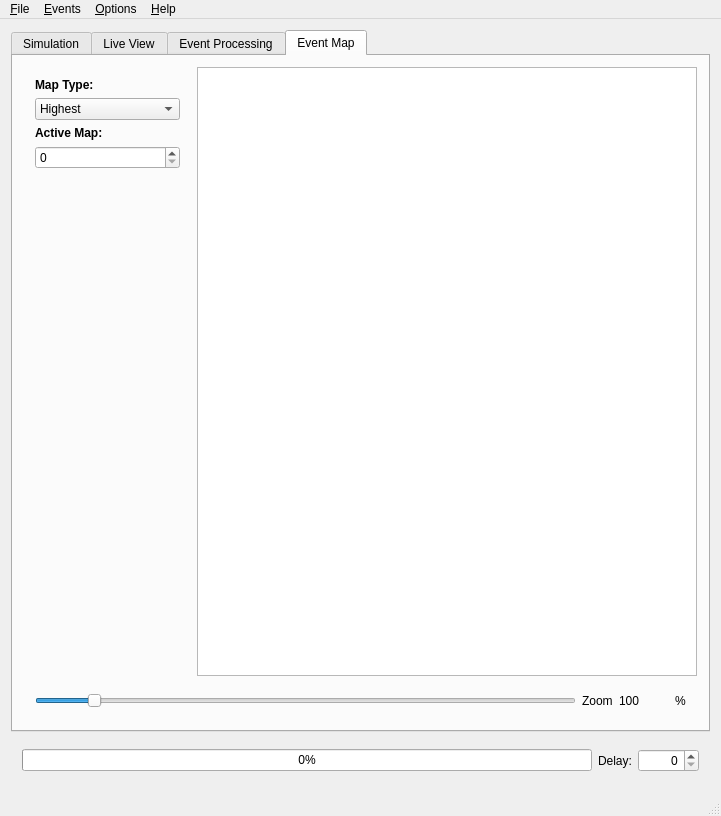
The window that mainwindow.ui (sojoe02/RANA) describes before a commit, drawn with Qt 5.
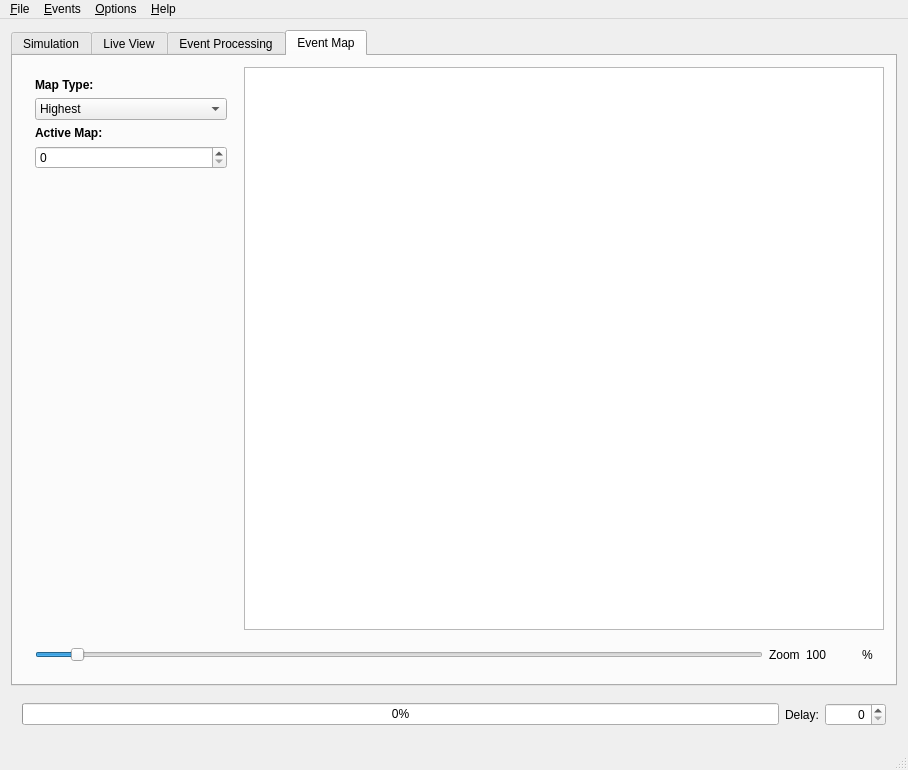
The same window after the commit. The open tabs and pages were chosen to show the change.

```diff
--- a/mainwindow.ui
+++ b/mainwindow.ui
@@ -6,8 +6,8 @@
    <rect>
     <x>0</x>
     <y>0</y>
-    <width>721</width>
-    <height>816</height>
+    <width>908</width>
+    <height>768</height>
    </rect>
   </property>
   <property name="windowTitle">
@@ -1179,7 +1179,7 @@
               <number>1</number>
              </property>
              <property name="maximum">
-              <number>1000</number>
+              <number>2000</number>
              </property>
              <property name="singleStep">
               <number>50</number>
@@ -1215,7 +1215,7 @@
     <rect>
      <x>0</x>
      <y>0</y>
-     <width>721</width>
+     <width>908</width>
      <height>19</height>
     </rect>
    </property>
```
Left out of the diff: 2 changed lines with no effect on the pictures.
